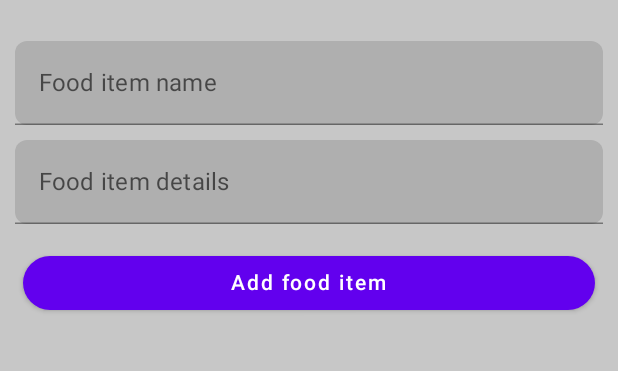
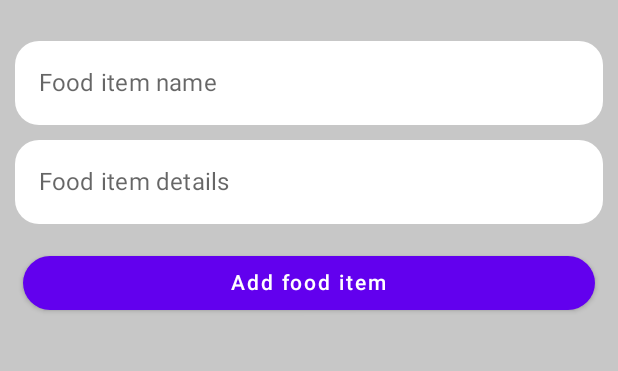
Before and after one commit to akosivis/FoodDiaryKotlin, an Android app built with Jetpack Compose: the AddFoodItemFragment screen opened through its navigation route, on a phone screen of 412 x 824 dp, the part 70-441 px from its top. Run offline under Robolectric (Android 15) with nearby library versions, the phone set to English and light mode, and no system bars; our stand-ins replace data binding, navigation-ui; 1 statement that could not run was skipped.

Commit message:
New base composable for TextField

```diff
--- a/app/src/main/java/com/viselvis/fooddiarykotlin/fragments/AddFoodItemFragment.kt
+++ b/app/src/main/java/com/viselvis/fooddiarykotlin/fragments/AddFoodItemFragment.kt
@@ -1,16 +1,10 @@
 package com.viselvis.fooddiarykotlin.fragments
 
 import android.os.Bundle
-import android.view.KeyEvent
-import androidx.fragment.app.Fragment
 import android.view.LayoutInflater
 import android.view.View
 import android.view.ViewGroup
-import android.view.ViewGroup.LayoutParams.MATCH_PARENT
-import android.view.ViewGroup.LayoutParams.WRAP_CONTENT
-import android.widget.LinearLayout
 import android.widget.Toast
-import androidx.activity.viewModels
 import androidx.compose.foundation.layout.*
 import androidx.compose.foundation.shape.RoundedCornerShape
 import androidx.compose.material.*
@@ -19,15 +13,18 @@ import androidx.compose.runtime.getValue
 import androidx.compose.runtime.mutableStateOf
 import androidx.compose.runtime.setValue
 import androidx.compose.ui.Modifier
+import androidx.compose.ui.graphics.Color
 import androidx.compose.ui.platform.ViewCompositionStrategy
 import androidx.compose.ui.tooling.preview.Preview
 import androidx.compose.ui.unit.dp
 import androidx.databinding.DataBindingUtil
+import androidx.fragment.app.Fragment
 import androidx.fragment.app.viewModels
 import com.viselvis.fooddiarykotlin.R
 import com.viselvis.fooddiarykotlin.application.FoodItemListApplication
 import com.viselvis.fooddiarykotlin.database.FoodItemModel
 import com.viselvis.fooddiarykotlin.databinding.FragmentAddFoodItemBinding
+import com.viselvis.fooddiarykotlin.utils.BaseTextField
 import com.viselvis.fooddiarykotlin.viewmodels.AddFoodItemViewModel
 import com.viselvis.fooddiarykotlin.viewmodels.AddFoodItemViewModelFactory
 import java.util.*
@@ -42,7 +39,7 @@ class AddFoodItemFragment : Fragment() {
 
     override fun onCreateView(
         inflater: LayoutInflater, container: ViewGroup?,
-        savedInstanceState: Bundle?
+        savedInstanceState: Bundle?,
     ): View? {
         // Inflate the layout for this fragment
         binding = DataBindingUtil.inflate(inflater, R.layout.fragment_add_food_item, container, false)
@@ -82,45 +79,26 @@ class AddFoodItemFragment : Fragment() {
                 .fillMaxSize()
                 .padding(10.dp)
         ) {
-
-            TextField(
-                modifier = Modifier.fillMaxWidth(),
-                value = addFoodItemViewModel.itemName,
-                onValueChange = {
-                    addFoodItemViewModel.itemName = it
-                },
-                shape = RoundedCornerShape(8.dp),
-                placeholder = {
-                    Text(
-                        if (foodItemType == 1) {
+            BaseTextField(
+                text = addFoodItemViewModel.itemName,
+                onTextChanged = { addFoodItemViewModel.itemName = it },
+                placeholderText = if (foodItemType == 1) {
                     "Medicine item name"
                 } else {
                     "Food item name"
                 }
             )
-                },
-                colors = TextFieldDefaults.textFieldColors()
-            )
 
             Spacer(modifier = Modifier.height(10.dp))
 
-            TextField(
-                modifier = Modifier.fillMaxWidth(),
-                value = addFoodItemViewModel.itemDetail,
-                onValueChange = {
-                    addFoodItemViewModel.itemDetail = it
-                },
-                shape = RoundedCornerShape(8.dp),
-                placeholder = {
-                    Text(
-                        if (foodItemType == 1) {
+            BaseTextField(
+                text = addFoodItemViewModel.itemDetail,
+                onTextChanged = { addFoodItemViewModel.itemDetail = it },
+                placeholderText = if (foodItemType == 1) {
                     "Medicine item details"
                 } else {
                     "Food item details"
                 }
-                    )
-                },
-                colors = TextFieldDefaults.textFieldColors()
             )
 
             Spacer(modifier = Modifier.height(10.dp))
--- /dev/null
+++ b/app/src/main/java/com/viselvis/fooddiarykotlin/utils/BaseComposables.kt
@@ -0,0 +1,34 @@
+package com.viselvis.fooddiarykotlin.utils
+
+import androidx.compose.foundation.layout.fillMaxWidth
+import androidx.compose.foundation.shape.RoundedCornerShape
+import androidx.compose.material.Text
+import androidx.compose.material.TextField
+import androidx.compose.material.TextFieldDefaults
+import androidx.compose.runtime.*
+import androidx.compose.ui.Modifier
+import androidx.compose.ui.graphics.Color
+import androidx.compose.ui.text.input.TextFieldValue
+import androidx.compose.ui.unit.dp
+
+@Composable
+fun BaseTextField(
+    text: String,
+    onTextChanged: (String) -> Unit,
+    placeholderText: String
+) {
+
+    TextField(
+        modifier = Modifier.fillMaxWidth(),
+        value = text,
+        onValueChange = onTextChanged,
+        shape = RoundedCornerShape(16.dp),
+        placeholder = { Text(placeholderText) },
+        colors = TextFieldDefaults.textFieldColors(
+            backgroundColor = Color.White,
+            focusedIndicatorColor = Color.Transparent,
+            unfocusedIndicatorColor = Color.Transparent,
+            disabledIndicatorColor = Color.Transparent
+        ),
+    )
+}
```
Lines whose indentation alone changed are shown as unchanged.
